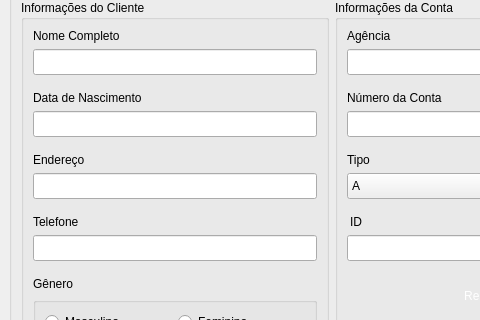
First picture: the form in ui/Registro_de_cliente.ui, repository eduardo239/py-banki-project, before the edit; both pictures show x 0 to 480 and y 113 to 433 of the 663 by 571 pixel window.
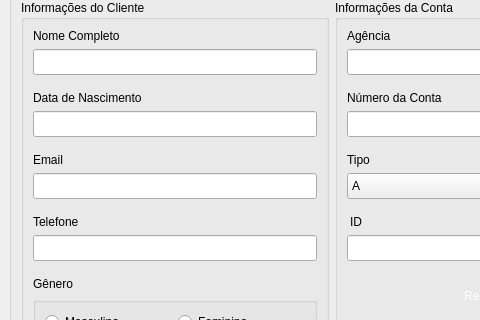
Second picture: the form after the edit. Icons and pictures are not drawn.

Commit message: adicionada tela de testes

```diff
--- a/ui/Registro_de_cliente.ui
+++ b/ui/Registro_de_cliente.ui
@@ -95,7 +95,7 @@
              <string notr="true">font: 10pt &quot;Calibri&quot;;</string>
             </property>
             <property name="text">
-             <string>Endereço</string>
+             <string>Email</string>
             </property>
            </widget>
           </item>
```
Left out of the diff: 2 changed lines with no effect on the pictures. The commit also changes 4 other files.
